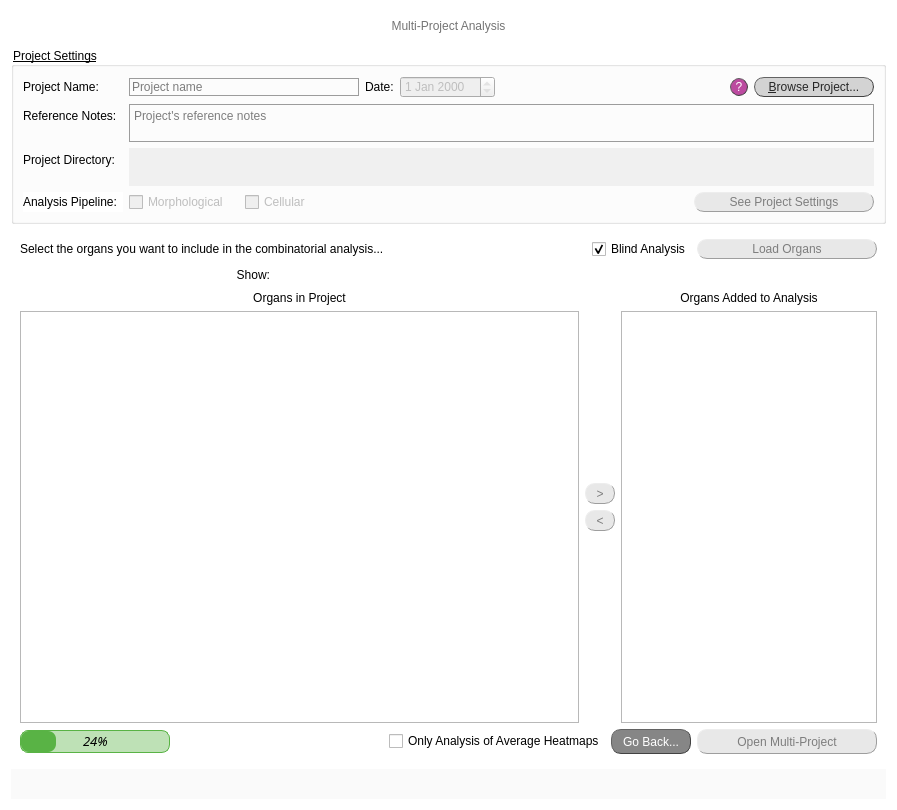
Before: the Qt Designer form src/gui/ui/multi_proj_analysis_screen.ui in jsanchez679/morphoHeart, drawn with Qt 5.
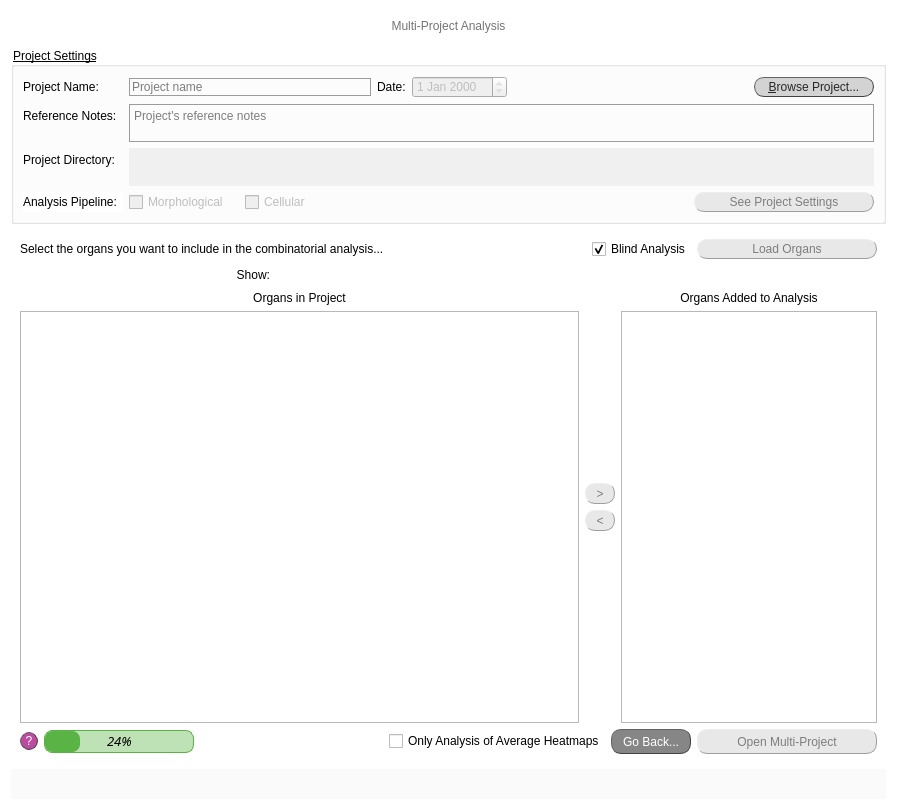
After: the same form once the commit is applied.

Commit message: Started connecting ? buttons to video tutorials

```diff
--- a/src/gui/ui/multi_proj_analysis_screen.ui
+++ b/src/gui/ui/multi_proj_analysis_screen.ui
@@ -177,39 +177,6 @@
             </property>
            </spacer>
           </item>
-          <item>
-           <widget class="QPushButton" name="q_orient">
-            <property name="minimumSize">
-             <size>
-              <width>18</width>
-              <height>18</height>
-             </size>
-            </property>
-            <property name="maximumSize">
-             <size>
-              <width>18</width>
-              <height>18</height>
-             </size>
-            </property>
-            <property name="styleSheet">
-             <string notr="true">QPushButton{border-radius:9px;
-border-width: 1px;
-border-style: outset;
-border-color: rgb(66, 66, 66);
-background-color: rgba(162, 0, 122,180);
-color: rgb(255, 255, 255);
-font: 9pt &quot;Calibri Light&quot;;}
-
-QPushButton:hover{
-background-color: rgb(0, 0, 0);
-border-color: #672146
-}</string>
-            </property>
-            <property name="text">
-             <string>?</string>
-            </property>
-           </widget>
-          </item>
           <item>
            <widget class="QPushButton" name="button_browse_proj">
             <property name="minimumSize">
@@ -1080,6 +1047,39 @@
       </item>
       <item>
        <layout class="QHBoxLayout" name="horizontalLayout_10">
+        <item>
+         <widget class="QPushButton" name="q_orient">
+          <property name="minimumSize">
+           <size>
+            <width>18</width>
+            <height>18</height>
+           </size>
+          </property>
+          <property name="maximumSize">
+           <size>
+            <width>18</width>
+            <height>18</height>
+           </size>
+          </property>
+          <property name="styleSheet">
+           <string notr="true">QPushButton{border-radius:9px;
+border-width: 1px;
+border-style: outset;
+border-color: rgb(66, 66, 66);
+background-color: rgba(162, 0, 122,180);
+color: rgb(255, 255, 255);
+font: 9pt &quot;Calibri Light&quot;;}
+
+QPushButton:hover{
+background-color: rgb(0, 0, 0);
+border-color: #672146
+}</string>
+          </property>
+          <property name="text">
+           <string>?</string>
+          </property>
+         </widget>
+        </item>
         <item>
          <widget class="QProgressBar" name="prog_bar">
           <property name="minimumSize">
```
The commit also changes 8 other files.
